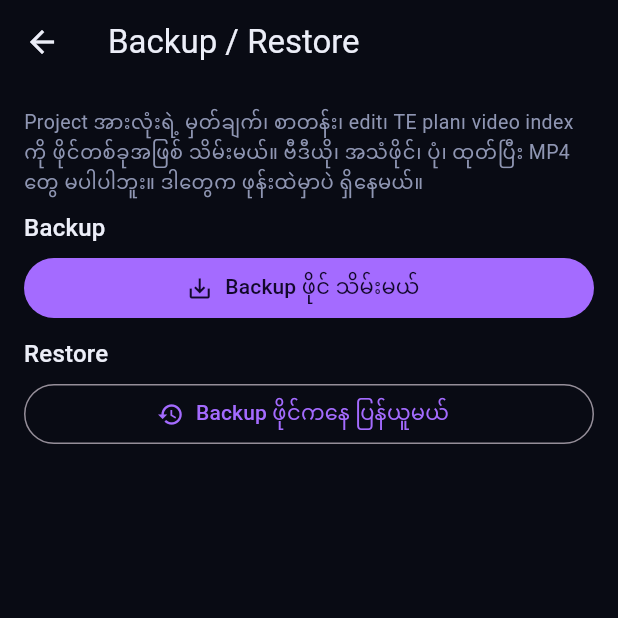
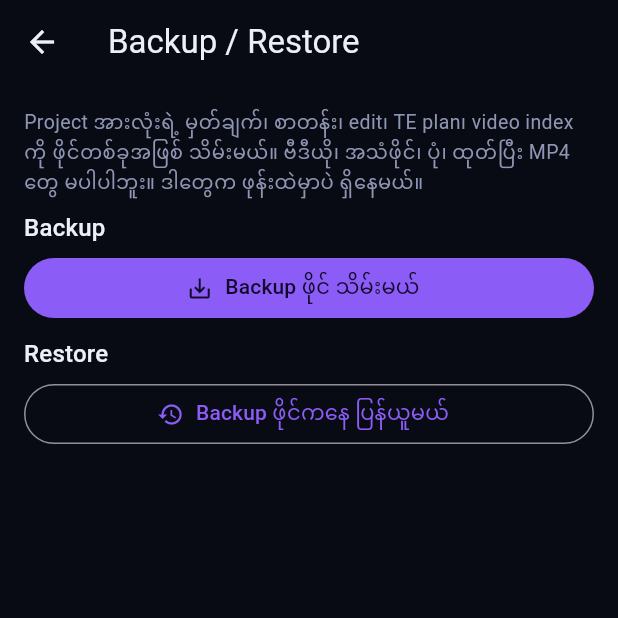
Before and after one commit to punk123321/dramaflow-ai-studio, a Flutter app: the BackupScreen screen opened directly, on a phone screen of 412 x 824 dp, the top half of it. Run offline on Flutter 3.47's test engine with Material 3 defaults, Android fonts, the phone set to English and light mode, and no system bars; our stand-ins replace sqflite, video_player; accounts and stored records are empty.

Commit message:
feat(theme): define RGyi Recap brand accent palette

```diff
--- a/lib/core/theme.dart
+++ b/lib/core/theme.dart
@@ -7,7 +7,9 @@ class DfColors {
   static const ink = Color(0xFFECEEF8);
   static const muted = Color(0xFF8F96B3);
   static const line = Color(0xFF262C47);
-  static const accent = Color(0xFFA46BFF);
+  static const accent = Color(0xFF8B5CF6);
+  static const secondary = Color(0xFF22D3EE);
+  static const pink = Color(0xFFEC4899);
   static const onAccent = Color(0xFF12082A);
   static const ok = Color(0xFF3DDC84);
   static const warn = Color(0xFFFF9F43);
```
